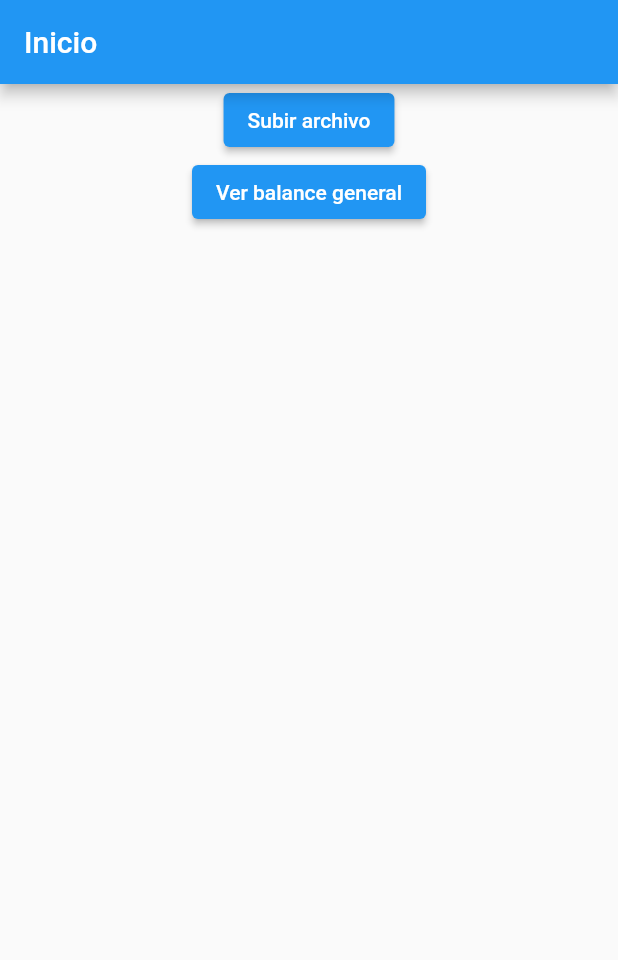
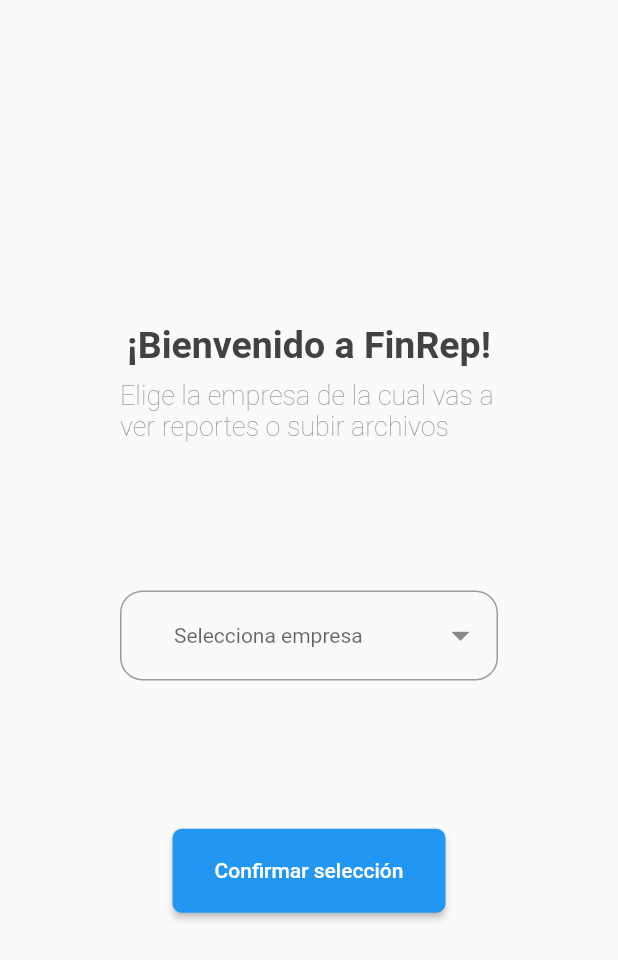
Before and after one commit to AraliMata/finrepFrontend, a Flutter app: the screen it shows after launch, on a phone screen of 412 x 824 dp. Shown: the top 960 px of the screen. Run offline on Flutter 3.47's test engine with Material 2 defaults, Android fonts, the phone set to English and light mode, and no system bars; our stand-ins replace dio, dotted_border, dropdown_button2, file_picker, iconsax, liquid_progress_indicator and 1 more.

Commit message:
Cambio de flujo de pantallas, más bonito, agregar código base de elegir empresa :sparkles: :lipstick:

```diff
--- a/lib/main.dart
+++ b/lib/main.dart
@@ -1,4 +1,5 @@
 import 'package:flutter/material.dart';
+import 'package:flutter_frontend_test/screens/elegir_empresas.dart';
 import 'package:responsive_sizer/responsive_sizer.dart';
 import './screens/home.dart';
 
@@ -15,7 +16,7 @@ class MyApp extends StatelessWidget {
     return MaterialApp(
       title: 'Flutter Demo',
       home: ResponsiveSizer(builder: (context, orientation, screenType) {
-        return const Home();
+        return const ElegirEmpresa();
       }),
     );
   }
--- /dev/null
+++ b/lib/screens/elegir_empresas.dart
@@ -0,0 +1,152 @@
+import 'dart:convert';
+import 'package:flutter/material.dart';
+import 'package:flutter_frontend_test/model/value_objects/balance_general.dart';
+import 'package:flutter_frontend_test/model/tools/convertidor_data_table.dart';
+import 'package:flutter_frontend_test/model/widgets/progress_bar.dart';
+import 'package:dropdown_button2/dropdown_button2.dart';
+import 'package:flutter_frontend_test/screens/home.dart';
+
+import 'package:http/http.dart' as http;
+import '../env.sample.dart';
+import 'dart:developer' as developer;
+
+class ElegirEmpresa extends StatefulWidget {
+  const ElegirEmpresa({Key? key}) : super(key: key);
+  @override
+  State<ElegirEmpresa> createState() => ElegirEmpresaState();
+}
+
+class ElegirEmpresaState extends State<ElegirEmpresa> {
+  late Future<List<dynamic>> empresas;
+  ConvertidorDataTable convertidor = ConvertidorDataTable();
+
+  @override
+  void initState() {
+    super.initState();
+    //empresas = getEmpresas();
+  }
+
+  Future<List<dynamic>> getEmpresas() async {
+    final response =
+        await http.get(Uri.parse("${Env.URL_PREFIX}/balanceGeneral"));
+
+    developer.log(jsonDecode(response.body).toString(), name: 'response');
+    developer.log(jsonDecode(jsonDecode(response.body)).runtimeType.toString(),
+        name: 'response type');
+
+    final responseDecoded = jsonDecode(response.body);
+    final empresas = responseDecoded.empresas;
+    //BalanceGeneral.fromJson(jsonDecode(jsonDecode(response.body)));
+
+    return empresas;
+  }
+
+  final List<String> genderItems = [
+    'Male',
+    'Female',
+  ];
+
+  String? selectedValue;
+
+  @override
+  Widget build(BuildContext context) {
+    final _formKey = GlobalKey<FormState>();
+    double screenHeight = MediaQuery.of(context).size.height;
+    // TODO: implement build
+    return Scaffold(
+      body: Form(
+        key: _formKey,
+        child: Padding(
+          padding: const EdgeInsets.symmetric(horizontal: 80),
+          child: Column(
+            mainAxisAlignment: MainAxisAlignment.center,
+            children: [
+              Text(
+                '¡Bienvenido a FinRep!',
+                style: TextStyle(
+                    fontSize: 25,
+                    color: Colors.grey.shade800,
+                    fontWeight: FontWeight.bold),
+              ),
+              SizedBox(height: screenHeight * .01),
+            Text(
+              "Elige la empresa de la cual vas a ver reportes o subir archivos",
+              style: TextStyle(
+                fontSize: 18,
+                color: Colors.grey.shade500,
+                fontWeight: FontWeight.w100,
+                decoration: TextDecoration.none
+              ),
+            ),
+              SizedBox(height: screenHeight * 0.12),
+              DropdownButtonFormField2(
+                decoration: InputDecoration(
+                  //Add isDense true and zero Padding.
+                  //Add Horizontal padding using buttonPadding and Vertical padding by increasing buttonHeight instead of add Padding here so that The whole TextField Button become clickable, and also the dropdown menu open under The whole TextField Button.
+                  isDense: true,
+                  contentPadding: EdgeInsets.zero,
+                  border: OutlineInputBorder(
+                    borderRadius: BorderRadius.circular(15),
+                  ),
+                  //Add more decoration as you want here
+                  //Add label If you want but add hint outside the decoration to be aligned in the button perfectly.
+                ),
+                isExpanded: true,
+                hint: const Text(
+                  'Selecciona empresa',
+                  style: TextStyle(fontSize: 14),
+                ),
+                icon: const Icon(
+                  Icons.arrow_drop_down,
+                  color: Colors.black45,
+                ),
+                iconSize: 30,
+                buttonHeight: 60,
+                buttonPadding: const EdgeInsets.only(left: 20, right: 10),
+                dropdownDecoration: BoxDecoration(
+                  borderRadius: BorderRadius.circular(15),
+                ),
+                items: genderItems
+                    .map((item) => DropdownMenuItem<String>(
+                          value: item,
+                          child: Text(
+                            item,
+                            style: const TextStyle(
+                              fontSize: 14,
+                            ),
+                          ),
+                        ))
+                    .toList(),
+                validator: (value) {
+                  if (value == null) {
+                    return 'Por favor seecciona la empresa.';
+                  }
+                },
+                onChanged: (value) {
+                  //Do something when changing the item if you want.
+                },
+                onSaved: (value) {
+                  selectedValue = value.toString();
+                },
+              ),
+              SizedBox(height: screenHeight * 0.12),
+              SimpleElevatedButton(
+                onPressed: () {
+                  if (_formKey.currentState!.validate()) {
+                    _formKey.currentState!.save();
+                  }
+                Navigator.push(
+                  context,
+                  MaterialPageRoute(builder: (context) => const Home()),
+                );
+                },
+                color: Colors.blue,
+                child: const Text('Confirmar selección'),
+              ),
+            ],
+          ),
+        ),
+      ),
+    );
+  }
+}
--- a/lib/screens/home.dart
+++ b/lib/screens/home.dart
@@ -1,4 +1,5 @@
 import 'package:flutter/material.dart';
+import 'package:flutter_frontend_test/screens/elegir_empresas.dart';
 import 'package:flutter_frontend_test/screens/mostrar_balance_general.dart';
 import 'subirArchivo.dart';
 import 'mostrar_balance_general.dart';
@@ -13,14 +14,36 @@ class Home extends StatefulWidget {
 class HomeState extends State<Home> {
   @override
   Widget build(BuildContext context) {
-    return Scaffold(
-      appBar: AppBar(
-        title: const Text('Inicio'),
+    double screenHeight = MediaQuery.of(context).size.height;
+
+    return Padding(
+      padding: const EdgeInsets.symmetric(horizontal: 32),
+      child: Column(
+        mainAxisAlignment: MainAxisAlignment.center,
+        children: [
+          SizedBox(height: screenHeight * .01),
+          Text("Elegir acción", style: TextStyle(
+                fontSize: 28,
+                fontWeight: FontWeight.bold,
+                color: Colors.grey.shade800,
+                decoration: TextDecoration.none
+              ),),
+          SizedBox(height: screenHeight * .01),
+            Text(
+              "Elige la acción deseada",
+              style: TextStyle(
+                fontSize: 18,
+                color: Colors.grey.shade500,
+                fontWeight: FontWeight.w100,
+                decoration: TextDecoration.none
               ),
-      body: Center(
-        child: Column(children: <Widget>[
-          ElevatedButton(
-            child: const Text('Subir archivo'),
+            ),
+          SizedBox(height: screenHeight * .12),
+          Column(
+            children: [
+              SimpleElevatedButton(
+                child: const Text("Subir archivo"),
+                color: Colors.blue,
                 onPressed: () {
                   Navigator.push(
                 context,
@@ -28,21 +51,59 @@ class HomeState extends State<Home> {
               );
                 },
               ),
-          ElevatedButton(
-            child: const Text('Ver balance general'),
-            onPressed: () {
-              Navigator.push(
+              SizedBox(height: screenHeight * .025),
+              SimpleElevatedButton(
+                child: const Text("Ver balance general"),
+                color: Colors.blue,
+                onPressed: () {Navigator.push(
                 context,
                 MaterialPageRoute(builder: (context) => const MBalanceGeneral()),
+                //MaterialPageRoute(builder: (context) => const ElegirEmpresa()),
+              );},
+              ),
+
+            ],
+          ),
+
+        ],
+      ),
     );
-            },
+
+
+  }
+}
+
+
+class SimpleElevatedButton extends StatelessWidget {
+  const SimpleElevatedButton(
+      {this.child,
+      this.color,
+      this.onPressed,
+      this.borderRadius = 6,
+      this.padding = const EdgeInsets.symmetric(horizontal: 28, vertical: 20),
+      Key? key})
+      : super(key: key);
+  final Color? color;
+  final Widget? child;
+  final Function? onPressed;
+  final double borderRadius;
+  final EdgeInsetsGeometry padding;
+
+  @override
+  Widget build(BuildContext context) {
+    ThemeData currentTheme = Theme.of(context);
+    return ElevatedButton(
+      child: child,
+      style: ElevatedButton.styleFrom(
+        padding: padding,
+        primary: color ?? currentTheme.primaryColor,
+        shape: RoundedRectangleBorder(
+          borderRadius: BorderRadius.circular(borderRadius),
         ),
-        ]),
       ),
+      onPressed: onPressed as void Function()?,
     );
   }
 }
 
-
-
 //Seleccionar archivo
--- a/lib/screens/subirArchivo.dart
+++ b/lib/screens/subirArchivo.dart
@@ -161,7 +161,7 @@ class SubirArchivoState extends State<SubirArchivo> with SingleTickerProviderSta
               height: 50,
             ),
             Text(
-              'Upload your file',
+              'Sube tu archivo',
               style: TextStyle(
                   fontSize: 25,
                   color: Colors.grey.shade800,
@@ -171,7 +171,7 @@ class SubirArchivoState extends State<SubirArchivo> with SingleTickerProviderSta
               height: 10,
             ),
             Text(
-              'File should be xlsx, png',
+              'La extensión del archivo debe ser xlsx',
               style: TextStyle(fontSize: 15, color: Colors.grey.shade500),
             ),
             SizedBox(
--- a/pubspec.yaml
+++ b/pubspec.yaml
@@ -43,6 +43,7 @@ dependencies:
   liquid_progress_indicator: ^0.4.0
   responsive_sizer: ^3.0.5+1
   test: ^1.19.5
+  dropdown_button2: ^1.4.0
 
 dev_dependencies:
   flutter_test:
```
Also changed, not shown: pubspec.lock. Lines whose indentation alone changed are shown as unchanged.
